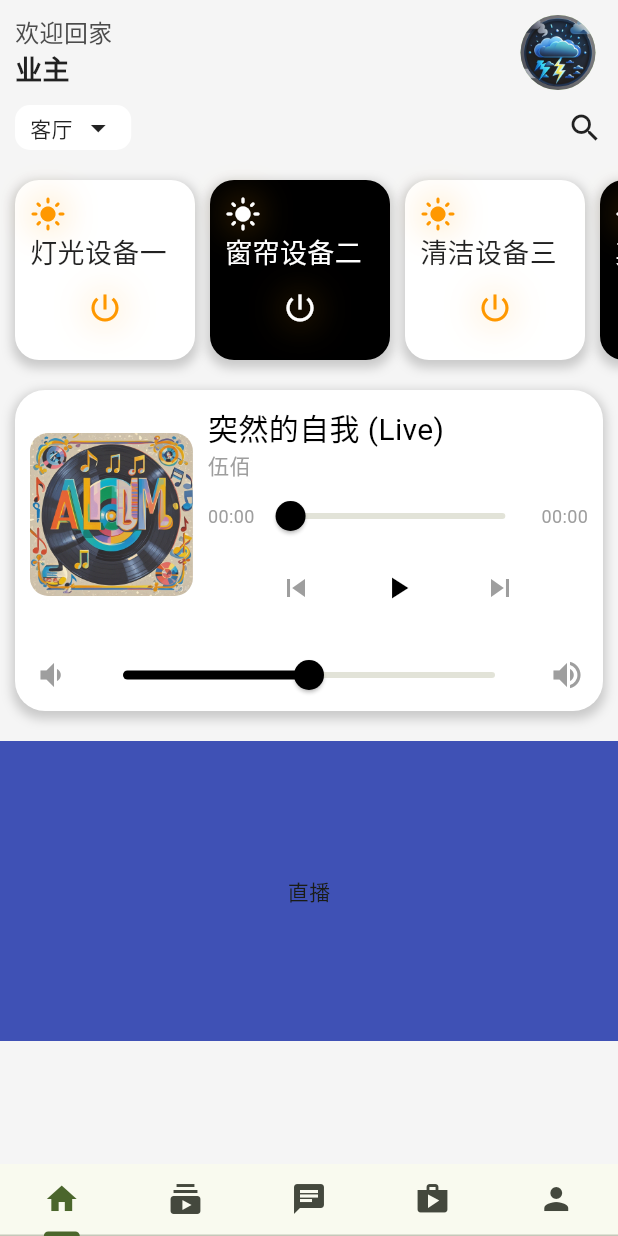
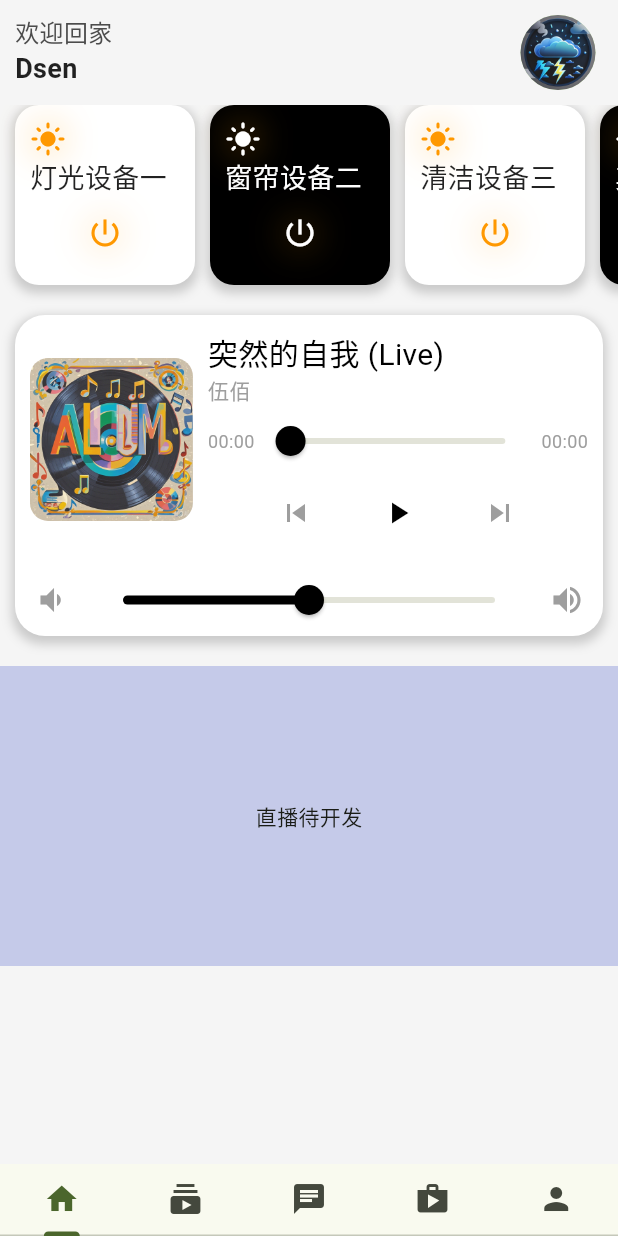
Before and after one commit to dsencheng/dsen_home_flutter_app, a Flutter app: the screen it shows after launch, on a phone screen of 412 x 824 dp. Run offline on Flutter 3.47's test engine with Material 3 defaults, Android fonts, the light colour scheme and no system bars; our stand-ins replace animated_text_kit, dio, flutter_spinkit, get, just_audio, logger and 4 more.

Commit message:
update readme

```diff
--- a/lib/pages/home_page.dart
+++ b/lib/pages/home_page.dart
@@ -59,12 +59,12 @@ class _HomePageState extends State<HomePage> {
                 mainAxisAlignment: MainAxisAlignment.spaceEvenly,
                 crossAxisAlignment: CrossAxisAlignment.start,
                 children: [
-                  Container(
-                    margin: const EdgeInsets.symmetric(horizontal: 10),
-                    child: _room()),
-                  const SizedBox(
-                    height: 20,
-                  ),
+                  // Container(
+                  //   margin: const EdgeInsets.symmetric(horizontal: 10),
+                  //   child: _room()),
+                  // const SizedBox(
+                  //   height: 20,
+                  // ),
                   _devices(),
                   const SizedBox(
                     height: 20,
@@ -75,9 +75,9 @@ class _HomePageState extends State<HomePage> {
                   ),
                   Container(
                     height: 200,
-                    color: Colors.indigo,
+                    color: Colors.indigo[100],
                     alignment: Alignment.center,
-                    child: const Text("直播"),
+                    child: const Text("直播待开发"),
                   ),
                   const SizedBox(
                     height: 20,
@@ -108,7 +108,7 @@ class _HomePageState extends State<HomePage> {
                   color: Theme.of(context).color4c),
             ),
             Text(
-              "业主",
+              "Dsen",
               style: TextStyle(
                   fontSize: 18,
                   fontWeight: FontWeight.bold,
@@ -172,7 +172,8 @@ class _HomePageState extends State<HomePage> {
               isActive: true,
               foregroundColor: _lampColor,
               tapCardEvent: () async {
-                      final result = await Get.toNamed("/lamp", arguments: {"title": "灯光设备一","color": _lampColor});
+                final result = await Get.toNamed("/lamp",
+                    arguments: {"title": "灯光设备一", "color": _lampColor});
                 if (result != null && result is Map) {
                   setState(() {
                     _lampColor = result["color"];
@@ -229,7 +230,6 @@ class _HomePageState extends State<HomePage> {
   Widget _movies() {
     return Container(
       height: 300,
-
     );
   }
 }
--- a/lib/pages/shop/shop_page.dart
+++ b/lib/pages/shop/shop_page.dart
@@ -10,6 +10,10 @@ class ShopPage extends StatefulWidget {
 class _ShopPageState extends State<ShopPage> {
   @override
   Widget build(BuildContext context) {
-    return Container();
+    return Container(
+      child: Center(
+        child: Text("商城待开发"),
+      ),
+    );
   }
 }
--- a/lib/viewmodel/chat_controller.dart
+++ b/lib/viewmodel/chat_controller.dart
@@ -18,6 +18,10 @@ class ChatController extends GetxController {
   StreamController<String>? streamController;
   String _streamMessage = '';
   String API_Token = '';
+
+  ChatController() {
+    readToken();
+  }
 
   get chatCount {
     var count = chatList.length;
@@ -80,8 +84,8 @@ class ChatController extends GetxController {
 
   void saveToken() async {
     if (API_Token.isNotEmpty) {
-    final pref = SharedPreferencesAsync();
-    pref.setString("doubao_token", API_Token);
+      final pref = SharedPreferencesAsync();
+      pref.setString("doubao_token", API_Token);
     }
   }
 }
```
Also changed, not shown: snapshot/Simulator Screenshot - iPhone 16 Pro - 2024-12-16 at 10.07.41.png (added), snapshot/Simulator Screenshot - iPhone 16 Pro - 2024-12-16 at 10.07.54.png (added), snapshot/Simulator Screenshot - iPhone 16 Pro - 2024-12-16 at 10.07.59.png (added), snapshot/Simulator Screenshot - iPhone 16 Pro - 2024-12-16 at 10.08.12.png (added), snapshot/Simulator Screenshot - iPhone 16 Pro - 2024-12-16 at 10.09.20.png (added), snapshot/Simulator Screenshot - iPhone 16 Pro - 2024-12-16 at 10.09.38.png (added), snapshot/Simulator Screenshot - iPhone 16 Pro - 2024-12-16 at 10.13.57.png (added), 1 other file. Lines whose indentation alone changed are shown as unchanged.
